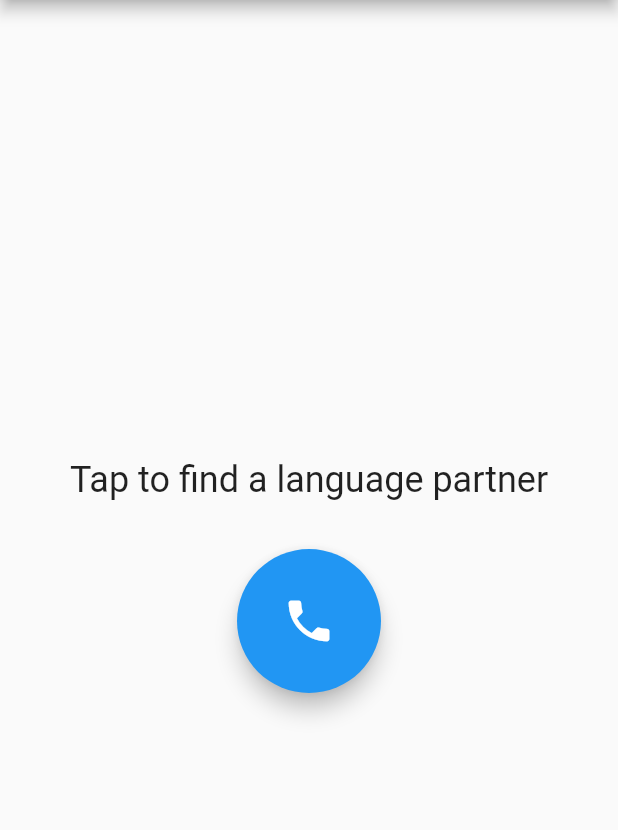
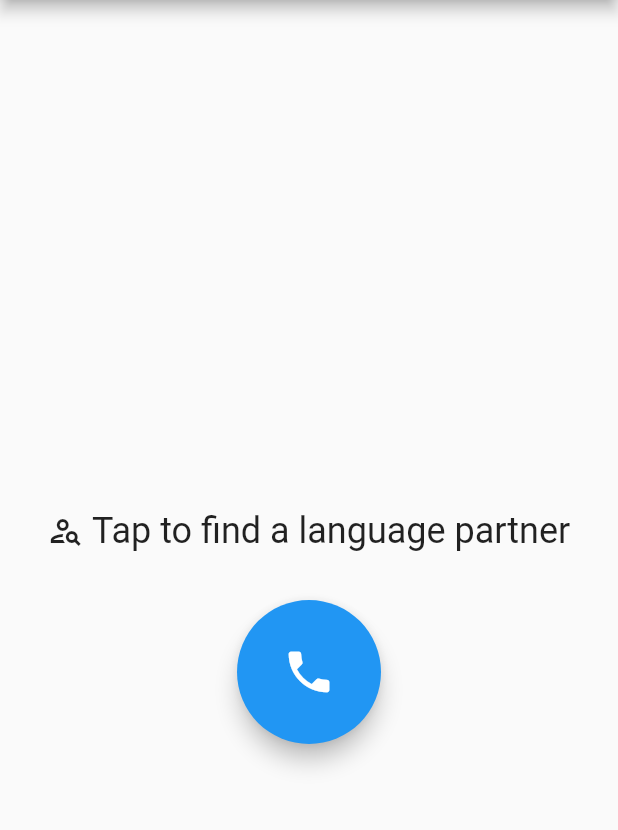
Before and after one commit to rnd-rbn/fluentel, a Flutter app: the first screen one second after launch, on a phone screen of 412 x 824 dp, the part 84-914 px from its top. Run offline on Flutter 3.47's test engine with Material 2 defaults, Android fonts, the light colour scheme and no system bars; missing offline and left inert: flutter_sim_country_code; generated files the repository leaves out were written again.

Commit message:
GH-20 change prompt every 7 and 3 seconds (#21)
* two expandable columns keep the button fixed while overflow text can grow upward
* improve a11y; overflows with .visible but Expanded roofs it smh
* add leading icon for CTA text; clarify the intent
* used outline icons so it looks more like inline text; don't confuse with button icon

```diff
--- a/lib/main.dart
+++ b/lib/main.dart
@@ -1,3 +1,5 @@
+import 'dart:async';
+
 import 'package:flutter/material.dart';
 import 'package:flutter/services.dart';
 import 'package:url_launcher/url_launcher.dart';
@@ -40,12 +42,16 @@ class MyHomePage extends StatefulWidget {
   State<MyHomePage> createState() => _MyHomePageState();
 }
 
-class _MyHomePageState extends State<MyHomePage> {
+class _MyHomePageState extends State<MyHomePage> with SingleTickerProviderStateMixin {
   late Uri _url;
   String targetLanguage = 'Unknown';
   String targetCountry = 'Unknown';
+  String targetPopulation = 'Unknown';
   String myLanguage = 'Unknown';
   String centsPerMinute = '?';
+
+  Timer? timer;
+  int timerDuration = 7;
 
   Future<void> _launchUrl() async {
     if (!await launchUrl(_url)) {
@@ -56,6 +62,7 @@ class _MyHomePageState extends State<MyHomePage> {
   @override
   void initState() {
     super.initState();
+    setTimer();
     initPlatformState();
   }
 
@@ -74,6 +81,7 @@ class _MyHomePageState extends State<MyHomePage> {
         fluentelPhoneNumber = '+1-540-782-3352';
         targetLanguage = AppLocalizations.of(context)!.spanish;
         targetCountry = AppLocalizations.of(context)!.mexico;
+        targetPopulation = AppLocalizations.of(context)!.mexicans;
         myLanguage = AppLocalizations.of(context)!.english;
         centsPerMinute = '12';
         break;
@@ -81,6 +89,7 @@ class _MyHomePageState extends State<MyHomePage> {
         fluentelPhoneNumber = '+52-55-9225-7010';
         targetLanguage = AppLocalizations.of(context)!.english;
         targetCountry = AppLocalizations.of(context)!.unitedStates;
+        targetPopulation = AppLocalizations.of(context)!.americans;
         myLanguage = AppLocalizations.of(context)!.spanish;
         centsPerMinute = '6';
         break;
@@ -88,6 +97,7 @@ class _MyHomePageState extends State<MyHomePage> {
         fluentelPhoneNumber = '+1-501-444-2436';
         targetLanguage = AppLocalizations.of(context)!.unknownLanguage;
         targetCountry = AppLocalizations.of(context)!.unknownCountry;
+        targetPopulation = AppLocalizations.of(context)!.unknownPopulation;
         myLanguage = AppLocalizations.of(context)!.unknownLanguage;
         centsPerMinute = '¯\\_(ツ)_/¯';
     }
@@ -97,6 +107,40 @@ class _MyHomePageState extends State<MyHomePage> {
     setState(() {
       _url = Uri.parse('tel:$fluentelPhoneNumber');
     });
+  }
+
+  setTimer() {
+    timer = Timer(Duration(seconds: timerDuration), () => updateTimerDuration());
+  }
+
+  updateTimerDuration() {
+    timer?.cancel();
+    setState(() {
+      timerDuration = 7 == timerDuration ? 3 : 7;
+    });
+    setTimer();
+  }
+
+  callToActionText(int timerDuration) {
+    if (7 == timerDuration) {
+      return [
+        const WidgetSpan(child: Icon(Icons.person_search_outlined), alignment: PlaceholderAlignment.middle),
+        const TextSpan(text: ' '),
+        TextSpan(text: AppLocalizations.of(context)!.tapToFindALanguagePartner),
+      ];
+    } else {
+      return [
+        const WidgetSpan(child: Icon(Icons.volunteer_activism_outlined), alignment: PlaceholderAlignment.middle),
+        const TextSpan(text: ' '),
+        TextSpan(text: AppLocalizations.of(context)!.tapToHelpOthers(targetPopulation, myLanguage)),
+      ];
+    }
+  }
+
+  @override
+  void dispose() {
+    timer?.cancel();
+    super.dispose();
   }
 
   @override
@@ -183,14 +227,26 @@ class _MyHomePageState extends State<MyHomePage> {
           child: Column(
             mainAxisAlignment: MainAxisAlignment.center,
             children: <Widget>[
-              Text(
-                AppLocalizations.of(context)!.tapToFindALanguagePartner,
+              Expanded(
+                child: Column(
+                  mainAxisAlignment: MainAxisAlignment.end,
+                  children: [
+                    Text.rich(
+                      TextSpan(
+                        children: callToActionText(timerDuration),
+                      ),
                       style: Theme.of(context).textTheme.headlineSmall,
                       textAlign: TextAlign.center,
+                      overflow: TextOverflow.visible,
                     ),
-              const SizedBox(
-                height: 32,
+                  ],
                 ),
+              ),
+              const SizedBox(height: 32),
+              Expanded(
+                child: Column(
+                  mainAxisAlignment: MainAxisAlignment.start,
+                  children: [
                     FloatingActionButton.large(
                       onPressed: _launchUrl,
                       tooltip: AppLocalizations.of(context)!.call,
@@ -199,6 +255,9 @@ class _MyHomePageState extends State<MyHomePage> {
                   ],
                 ),
               ),
+            ],
+          ),
+        ),
       ),
     );
   }
```
Also changed, not shown: lib/l10n/app_en.arb (+16 -0 lines), lib/l10n/app_es.arb (+16 -0 lines). Lines whose indentation alone changed are shown as unchanged.
